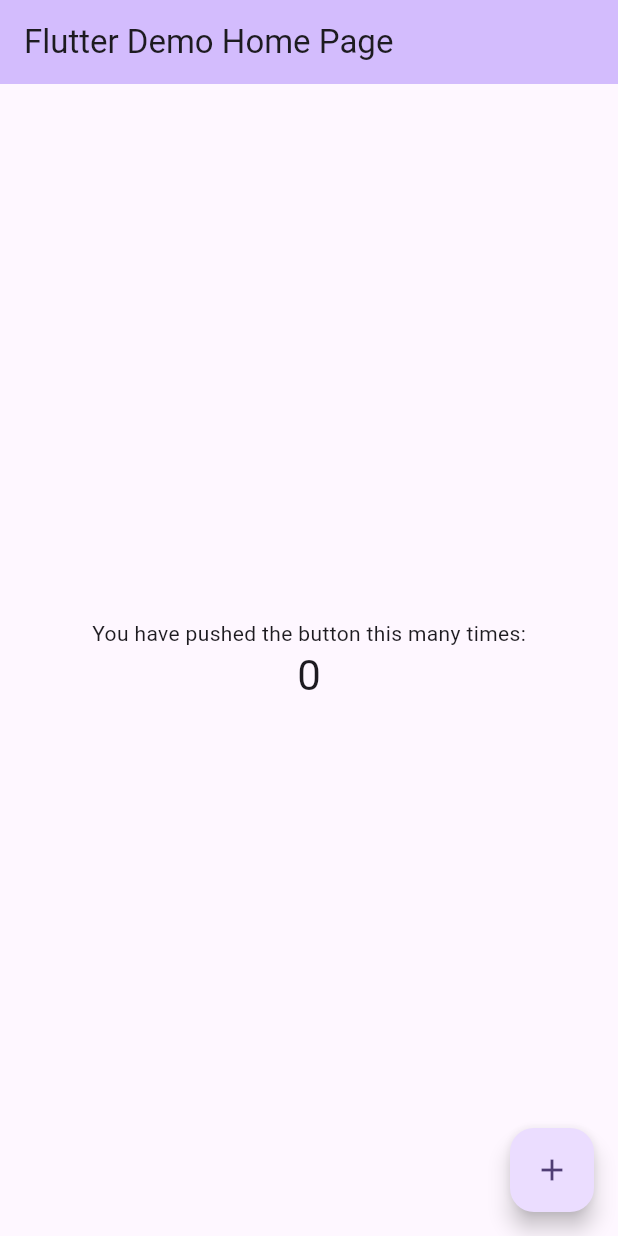
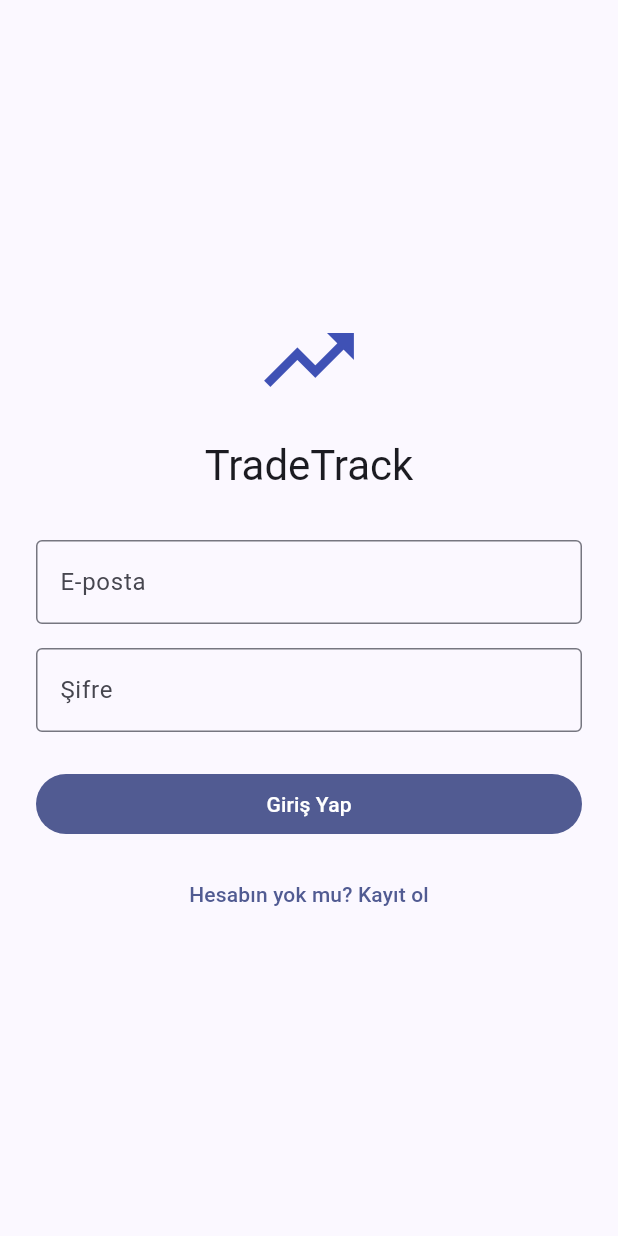
Before and after one commit to silakozik/tradetrack, a Flutter app: the screen it shows after launch, on a phone screen of 412 x 824 dp. Run offline on Flutter 3.47's test engine with Material 3 defaults, Android fonts, the phone set to English and light mode, and no system bars; our stand-ins replace flutter_secure_storage; accounts and stored records are empty.

Commit message:
Refactor main app structure and add authentication screens

```diff
--- a/mobile/lib/main.dart
+++ b/mobile/lib/main.dart
@@ -1,122 +1,65 @@
 import 'package:flutter/material.dart';
+import 'package:provider/provider.dart';
+
+import 'providers/auth_provider.dart';
+import 'screens/auth/login_screen.dart';
+import 'screens/home/home_screen.dart';
 
 void main() {
-  runApp(const MyApp());
+  runApp(const TradeTrackApp());
 }
 
-class MyApp extends StatelessWidget {
-  const MyApp({super.key});
+class TradeTrackApp extends StatelessWidget {
+  const TradeTrackApp({super.key});
 
-  // This widget is the root of your application.
   @override
   Widget build(BuildContext context) {
-    return MaterialApp(
-      title: 'Flutter Demo',
-      theme: ThemeData(
-        // This is the theme of your application.
-        //
-        // TRY THIS: Try running your application with "flutter run". You'll see
-        // the application has a purple toolbar. Then, without quitting the app,
-        // try changing the seedColor in the colorScheme below to Colors.green
-        // and then invoke "hot reload" (save your changes or press the "hot
-        // reload" button in a Flutter-supported IDE, or press "r" if you used
-        // the command line to start the app).
-        //
-        // Notice that the counter didn't reset back to zero; the application
-        // state is not lost during the reload. To reset the state, use hot
-        // restart instead.
-        //
-        // This works for code too, not just values: Most code changes can be
-        // tested with just a hot reload.
-        colorScheme: .fromSeed(seedColor: Colors.deepPurple),
+    return MultiProvider(
+      providers: [
+        ChangeNotifierProvider(create: (_) => AuthProvider()),
+      ],
+      child: MaterialApp(
+        title: 'TradeTrack',
+        debugShowCheckedModeBanner: false,
+        theme: ThemeData(
+          colorSchemeSeed: Colors.indigo,
+          useMaterial3: true,
+        ),
+        home: const AuthWrapper(),
       ),
-      home: const MyHomePage(title: 'Flutter Demo Home Page'),
     );
   }
 }
 
-class MyHomePage extends StatefulWidget {
-  const MyHomePage({super.key, required this.title});
-
-  // This widget is the home page of your application. It is stateful, meaning
-  // that it has a State object (defined below) that contains fields that affect
-  // how it looks.
-
-  // This class is the configuration for the state. It holds the values (in this
-  // case the title) provided by the parent (in this case the App widget) and
-  // used by the build method of the State. Fields in a Widget subclass are
-  // always marked "final".
-
-  final String title;
+class AuthWrapper extends StatefulWidget {
+  const AuthWrapper({super.key});
 
   @override
-  State<MyHomePage> createState() => _MyHomePageState();
+  State<AuthWrapper> createState() => _AuthWrapperState();
 }
 
-class _MyHomePageState extends State<MyHomePage> {
-  int _counter = 0;
-
-  void _incrementCounter() {
-    setState(() {
-      // This call to setState tells the Flutter framework that something has
-      // changed in this State, which causes it to rerun the build method below
-      // so that the display can reflect the updated values. If we changed
-      // _counter without calling setState(), then the build method would not be
-      // called again, and so nothing would appear to happen.
-      _counter++;
+class _AuthWrapperState extends State<AuthWrapper> {
+  @override
+  void initState() {
+    super.initState();
+    Future.microtask(() {
+      context.read<AuthProvider>().tryAutoLogin();
     });
   }
 
   @override
   Widget build(BuildContext context) {
-    // This method is rerun every time setState is called, for instance as done
-    // by the _incrementCounter method above.
-    //
-    // The Flutter framework has been optimized to make rerunning build methods
-    // fast, so that you can just rebuild anything that needs updating rather
-    // than having to individually change instances of widgets.
-    return Scaffold(
-      appBar: AppBar(
-        // TRY THIS: Try changing the color here to a specific color (to
-        // Colors.amber, perhaps?) and trigger a hot reload to see the AppBar
-        // change color while the other colors stay the same.
-        backgroundColor: Theme.of(context).colorScheme.inversePrimary,
-        // Here we take the value from the MyHomePage object that was created by
-        // the App.build method, and use it to set our appbar title.
-        title: Text(widget.title),
-      ),
-      body: Center(
-        // Center is a layout widget. It takes a single child and positions it
-        // in the middle of the parent.
-        child: Column(
-          // Column is also a layout widget. It takes a list of children and
-          // arranges them vertically. By default, it sizes itself to fit its
-          // children horizontally, and tries to be as tall as its parent.
-          //
-          // Column has various properties to control how it sizes itself and
-          // how it positions its children. Here we use mainAxisAlignment to
-          // center the children vertically; the main axis here is the vertical
-          // axis because Columns are vertical (the cross axis would be
-          // horizontal).
-          //
-          // TRY THIS: Invoke "debug painting" (choose the "Toggle Debug Paint"
-          // action in the IDE, or press "p" in the console), to see the
-          // wireframe for each widget.
-          mainAxisAlignment: .center,
-          children: [
-            const Text('You have pushed the button this many times:'),
-            Text(
-              '$_counter',
-              style: Theme.of(context).textTheme.headlineMedium,
-            ),
-          ],
-        ),
-      ),
-      floatingActionButton: FloatingActionButton(
-        onPressed: _incrementCounter,
-        tooltip: 'Increment',
-        child: const Icon(Icons.add),
-      ),
-    );
+    final authStatus = context.watch<AuthProvider>().status;
+
+    switch (authStatus) {
+      case AuthStatus.unknown:
+        return const Scaffold(
+          body: Center(child: CircularProgressIndicator()),
+        );
+      case AuthStatus.authenticated:
+        return const HomeScreen();
+      case AuthStatus.unauthenticated:
+        return const LoginScreen();
+    }
   }
 }
--- /dev/null
+++ b/mobile/lib/screens/auth/login_screen.dart
@@ -0,0 +1,119 @@
+import 'package:flutter/material.dart';
+import 'package:provider/provider.dart';
+
+import '../../providers/auth_provider.dart';
+import 'register_screen.dart';
+
+class LoginScreen extends StatefulWidget {
+  const LoginScreen({super.key});
+
+  @override
+  State<LoginScreen> createState() => _LoginScreenState();
+}
+
+class _LoginScreenState extends State<LoginScreen> {
+  final _formKey = GlobalKey<FormState>();
+  final _emailController = TextEditingController();
+  final _passwordController = TextEditingController();
+
+  @override
+  void dispose() {
+    _emailController.dispose();
+    _passwordController.dispose();
+    super.dispose();
+  }
+
+  Future<void> _handleLogin() async {
+    if (!_formKey.currentState!.validate()) return;
+
+    final authProvider = context.read<AuthProvider>();
+    final success = await authProvider.login(
+      email: _emailController.text.trim(),
+      password: _passwordController.text,
+    );
+
+    if (!success && mounted) {
+      ScaffoldMessenger.of(context).showSnackBar(
+        SnackBar(content: Text(authProvider.errorMessage ?? "Giriş başarısız.")),
+      );
+    }
+  }
+
+  @override
+  Widget build(BuildContext context) {
+    final isLoading = context.watch<AuthProvider>().isLoading;
+
+    return Scaffold(
+      body: SafeArea(
+        child: Center(
+          child: SingleChildScrollView(
+            padding: const EdgeInsets.symmetric(horizontal: 24),
+            child: Form(
+              key: _formKey,
+              child: Column(
+                mainAxisAlignment: MainAxisAlignment.center,
+                crossAxisAlignment: CrossAxisAlignment.stretch,
+                children: [
+                  const Icon(Icons.trending_up, size: 72, color: Colors.indigo),
+                  const SizedBox(height: 16),
+                  Text(
+                    "TradeTrack",
+                    style: Theme.of(context).textTheme.headlineMedium,
+                    textAlign: TextAlign.center,
+                  ),
+                  const SizedBox(height: 32),
+                  TextFormField(
+                    controller: _emailController,
+                    keyboardType: TextInputType.emailAddress,
+                    decoration: const InputDecoration(
+                      labelText: "E-posta",
+                      border: OutlineInputBorder(),
+                    ),
+                    validator: (value) {
+                      if (value == null || value.isEmpty) return "E-posta gerekli";
+                      if (!value.contains("@")) return "Geçerli bir e-posta girin";
+                      return null;
+                    },
+                  ),
+                  const SizedBox(height: 16),
+                  TextFormField(
+                    controller: _passwordController,
+                    obscureText: true,
+                    decoration: const InputDecoration(
+                      labelText: "Şifre",
+                      border: OutlineInputBorder(),
+                    ),
+                    validator: (value) {
+                      if (value == null || value.isEmpty) return "Şifre gerekli";
+                      return null;
+                    },
+                  ),
+                  const SizedBox(height: 24),
+                  FilledButton(
+                    onPressed: isLoading ? null : _handleLogin,
+                    child: isLoading
+                        ? const SizedBox(
+                            height: 20,
+                            width: 20,
+                            child: CircularProgressIndicator(strokeWidth: 2),
+                          )
+                        : const Text("Giriş Yap"),
+                  ),
+                  const SizedBox(height: 12),
+                  TextButton(
+                    onPressed: () {
+                      Navigator.of(context).push(
+                        MaterialPageRoute(builder: (_) => const RegisterScreen()),
+                      );
+                    },
+                    child: const Text("Hesabın yok mu? Kayıt ol"),
+                  ),
+                ],
+              ),
+            ),
+          ),
+        ),
+      ),
+    );
+  }
+}
```
Also changed, not shown: mobile/lib/screens/auth/register_screen.dart (added, +120 -0 lines), mobile/lib/screens/home/home_screen.dart (added, +30 -0 lines).
